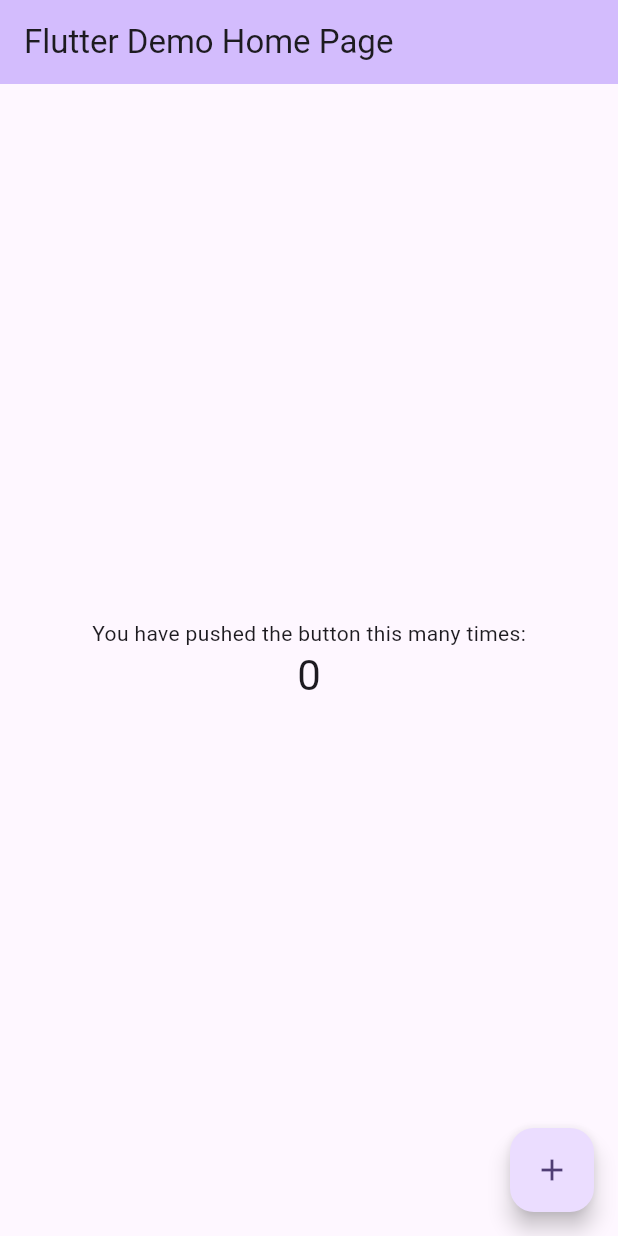
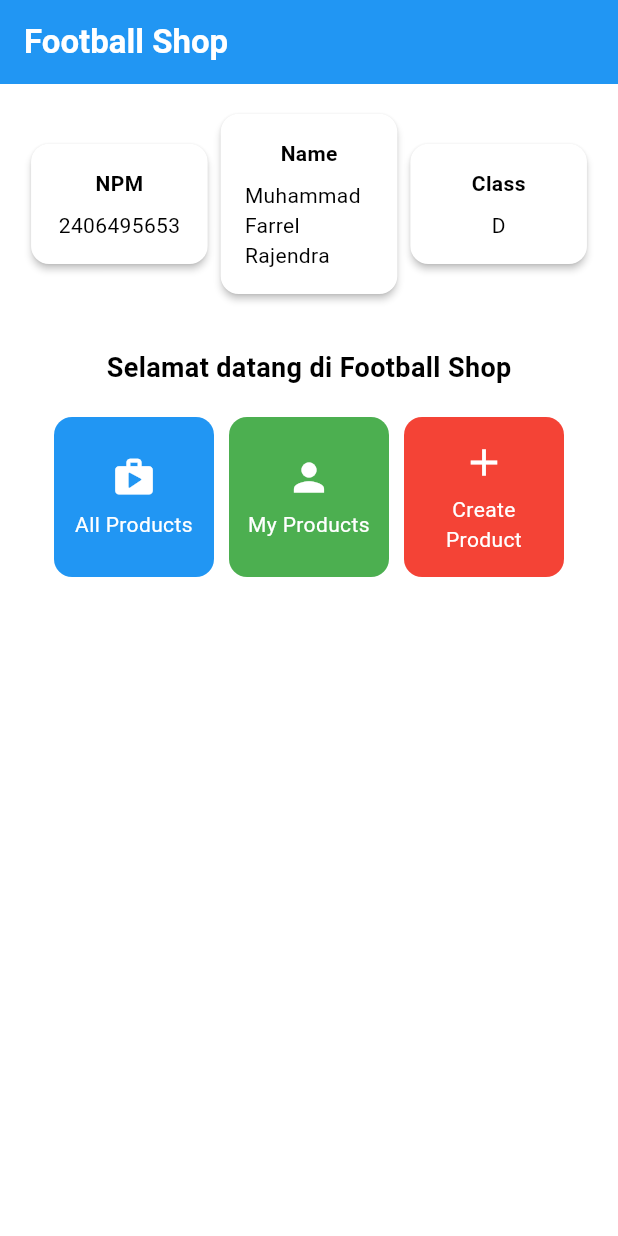
Before and after one commit to farrelzzz/football-shop-mobile, a Flutter app: the screen it shows after launch, on a phone screen of 412 x 824 dp. Run offline on Flutter 3.47's test engine with Material 3 defaults, Android fonts, the phone set to English and light mode, and no system bars.

Commit message:
membuat program Football Shop dan kustom latar belakang ketiga tombol yang ada

```diff
--- a/lib/main.dart
+++ b/lib/main.dart
@@ -1,4 +1,5 @@
 import 'package:flutter/material.dart';
+import 'package:football_shop_mobile/menu.dart';
 
 void main() {
   runApp(const MyApp());
@@ -28,95 +29,10 @@ class MyApp extends StatelessWidget {
         //
         // This works for code too, not just values: Most code changes can be
         // tested with just a hot reload.
-        colorScheme: ColorScheme.fromSeed(seedColor: Colors.deepPurple),
+        colorScheme: ColorScheme.fromSwatch(primarySwatch: Colors.blue)
+        .copyWith(secondary: Colors.blueAccent[400]),
       ),
-      home: const MyHomePage(title: 'Flutter Demo Home Page'),
+      home: MyHomePage(),
     );
   }
 }
-
-class MyHomePage extends StatefulWidget {
-  const MyHomePage({super.key, required this.title});
-
-  // This widget is the home page of your application. It is stateful, meaning
-  // that it has a State object (defined below) that contains fields that affect
-  // how it looks.
-
-  // This class is the configuration for the state. It holds the values (in this
-  // case the title) provided by the parent (in this case the App widget) and
-  // used by the build method of the State. Fields in a Widget subclass are
-  // always marked "final".
-
-  final String title;
-
-  @override
-  State<MyHomePage> createState() => _MyHomePageState();
-}
-
-class _MyHomePageState extends State<MyHomePage> {
-  int _counter = 0;
-
-  void _incrementCounter() {
-    setState(() {
-      // This call to setState tells the Flutter framework that something has
-      // changed in this State, which causes it to rerun the build method below
-      // so that the display can reflect the updated values. If we changed
-      // _counter without calling setState(), then the build method would not be
-      // called again, and so nothing would appear to happen.
-      _counter++;
-    });
-  }
-
-  @override
-  Widget build(BuildContext context) {
-    // This method is rerun every time setState is called, for instance as done
-    // by the _incrementCounter method above.
-    //
-    // The Flutter framework has been optimized to make rerunning build methods
-    // fast, so that you can just rebuild anything that needs updating rather
-    // than having to individually change instances of widgets.
-    return Scaffold(
-      appBar: AppBar(
-        // TRY THIS: Try changing the color here to a specific color (to
-        // Colors.amber, perhaps?) and trigger a hot reload to see the AppBar
-        // change color while the other colors stay the same.
-        backgroundColor: Theme.of(context).colorScheme.inversePrimary,
-        // Here we take the value from the MyHomePage object that was created by
-        // the App.build method, and use it to set our appbar title.
-        title: Text(widget.title),
-      ),
-      body: Center(
-        // Center is a layout widget. It takes a single child and positions it
-        // in the middle of the parent.
-        child: Column(
-          // Column is also a layout widget. It takes a list of children and
-          // arranges them vertically. By default, it sizes itself to fit its
-          // children horizontally, and tries to be as tall as its parent.
-          //
-          // Column has various properties to control how it sizes itself and
-          // how it positions its children. Here we use mainAxisAlignment to
-          // center the children vertically; the main axis here is the vertical
-          // axis because Columns are vertical (the cross axis would be
-          // horizontal).
-          //
-          // TRY THIS: Invoke "debug painting" (choose the "Toggle Debug Paint"
-          // action in the IDE, or press "p" in the console), to see the
-          // wireframe for each widget.
-          mainAxisAlignment: MainAxisAlignment.center,
-          children: <Widget>[
-            const Text('You have pushed the button this many times:'),
-            Text(
-              '$_counter',
-              style: Theme.of(context).textTheme.headlineMedium,
-            ),
-          ],
-        ),
-      ),
-      floatingActionButton: FloatingActionButton(
-        onPressed: _incrementCounter,
-        tooltip: 'Increment',
-        child: const Icon(Icons.add),
-      ), // This trailing comma makes auto-formatting nicer for build methods.
-    );
-  }
-}
--- /dev/null
+++ b/lib/menu.dart
@@ -0,0 +1,191 @@
+import 'package:flutter/material.dart';
+
+
+class MyHomePage extends StatelessWidget {
+  MyHomePage({super.key});
+
+  final String nama = "Muhammad Farrel Rajendra"; //nama
+  final String npm = "2406495653"; //npm
+  final String kelas = "D"; //kelas
+
+  @override
+  Widget build(BuildContext context) {
+    // Scaffold menyediakan struktur dasar halaman dengan AppBar dan body.
+    return Scaffold(
+      // AppBar adalah bagian atas halaman yang menampilkan judul.
+      appBar: AppBar(
+        // Judul aplikasi "Football Shop" dengan teks putih dan tebal.
+        title: const Text(
+          'Football Shop',
+          style: TextStyle(
+            color: Colors.white,
+            fontWeight: FontWeight.bold,
+          ),
+        ),
+        // Warna latar belakang AppBar diambil dari skema warna tema aplikasi.
+        backgroundColor: Theme.of(context).colorScheme.primary,
+      ),
+      // Body halaman dengan padding di sekelilingnya.
+      body: Padding(
+        padding: const EdgeInsets.all(16.0),
+        // Menyusun widget secara vertikal dalam sebuah kolom.
+        child: Column(
+          crossAxisAlignment: CrossAxisAlignment.center,
+          children: [
+            // Row untuk menampilkan 3 InfoCard secara horizontal.
+            Row(
+              mainAxisAlignment: MainAxisAlignment.spaceEvenly,
+              children: [
+                InfoCard(title: 'NPM', content: npm),
+                InfoCard(title: 'Name', content: nama),
+                InfoCard(title: 'Class', content: kelas),
+              ],
+            ),
+
+            // Memberikan jarak vertikal 16 unit.
+            const SizedBox(height: 16.0),
+
+            // Menempatkan widget berikutnya di tengah halaman.
+            Center(
+              child: Column(
+                // Menyusun teks dan grid item secara vertikal.
+
+                children: [
+                  // Menampilkan teks sambutan dengan gaya tebal dan ukuran 18.
+                  const Padding(
+                    padding: EdgeInsets.only(top: 16.0),
+                    child: Text(
+                      'Selamat datang di Football Shop',
+                      style: TextStyle(
+                        fontWeight: FontWeight.bold,
+                        fontSize: 18.0,
+                      ),
+                    ),
+                  ),
+
+                  // Grid untuk menampilkan ItemCard dalam bentuk grid 3 kolom.
+                  GridView.count(
+                    primary: true,
+                    padding: const EdgeInsets.all(20),
+                    crossAxisSpacing: 10,
+                    mainAxisSpacing: 10,
+                    crossAxisCount: 3,
+                    // Agar grid menyesuaikan tinggi kontennya.
+                    shrinkWrap: true,
+
+                    // Menampilkan ItemCard untuk setiap item dalam list items.
+                    children: items.map((ItemHomepage item) {
+                      return ItemCard(item);
+                    }).toList(),
+                  ),
+                ],
+              ),
+            ),
+          ],
+        ),
+      ),
+    );
+  }
+
+  final List<ItemHomepage> items = [
+    ItemHomepage("All Products", Icons.shop_rounded, Colors.blue),
+    ItemHomepage("My Products", Icons.person, Colors.green),
+    ItemHomepage("Create Product", Icons.add, Colors.red),
+  ];
+}
+
+class InfoCard extends StatelessWidget {
+  // Kartu informasi yang menampilkan title dan content.
+
+  final String title;  // Judul kartu.
+  final String content;  // Isi kartu.
+
+  const InfoCard({super.key, required this.title, required this.content});
+
+  @override
+  Widget build(BuildContext context) {
+    return Card(
+      // Membuat kotak kartu dengan bayangan dibawahnya.
+      elevation: 2.0,
+      child: Container(
+        // Mengatur ukuran dan jarak di dalam kartu.
+        width: MediaQuery.of(context).size.width / 3.5, // menyesuaikan dengan lebar device yang digunakan.
+        padding: const EdgeInsets.all(16.0),
+        // Menyusun title dan content secara vertikal.
+        child: Column(
+          children: [
+            Text(
+              title,
+              style: const TextStyle(fontWeight: FontWeight.bold),
+            ),
+            const SizedBox(height: 8.0),
+            Text(content),
+          ],
+        ),
+      ),
+    );
+  }
+}
+
+class ItemHomepage {
+ final String name;
+ final IconData icon;
+ final Color color;
+
+ ItemHomepage(this.name, this.icon, this.color);
+}
+
+class ItemCard extends StatelessWidget {
+  // Menampilkan kartu dengan ikon dan nama.
+
+  final ItemHomepage item;
+
+  const ItemCard(this.item, {super.key});
+
+  @override
+  Widget build(BuildContext context) {
+    return Material(
+      // Menentukan warna latar belakang dari tema aplikasi.
+      // color: Theme.of(context).colorScheme.secondary,
+      color: item.color,
+      // Membuat sudut kartu melengkung.
+      borderRadius: BorderRadius.circular(12),
+
+      child: InkWell(
+        // Aksi ketika kartu ditekan.
+        onTap: () {
+          // Menampilkan pesan SnackBar saat kartu ditekan.
+          ScaffoldMessenger.of(context)
+            ..hideCurrentSnackBar()
+            ..showSnackBar(
+              SnackBar(content: Text("Kamu telah menekan tombol ${item.name}!"))
+            );
+        },
+        // Container untuk menyimpan Icon dan Text
+        child: Container(
+          padding: const EdgeInsets.all(8),
+          child: Center(
+            child: Column(
+              // Menyusun ikon dan teks di tengah kartu.
+              mainAxisAlignment: MainAxisAlignment.center,
+              children: [
+                Icon(
+                  item.icon,
+                  color: Colors.white,
+                  size: 30.0,
+                ),
+                const Padding(padding: EdgeInsets.all(3)),
+                Text(
+                  item.name,
+                  textAlign: TextAlign.center,
+                  style: const TextStyle(color: Colors.white),
+                ),
+              ],
+            ),
+          ),
+        ),
+      ),
+    );
+  }
+
+}
```
